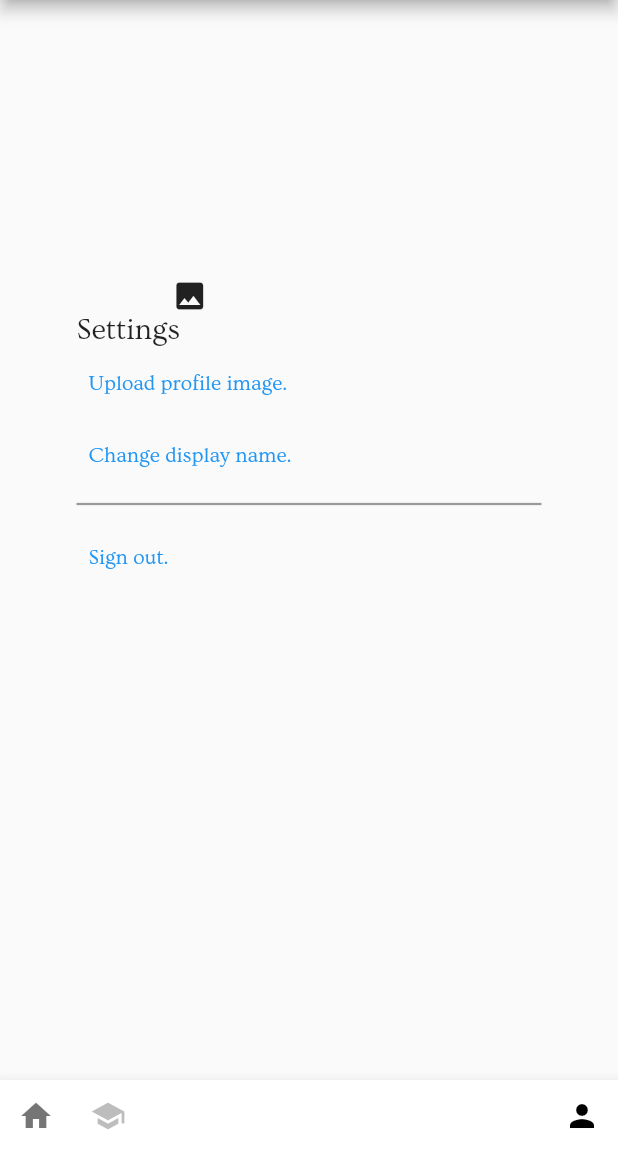
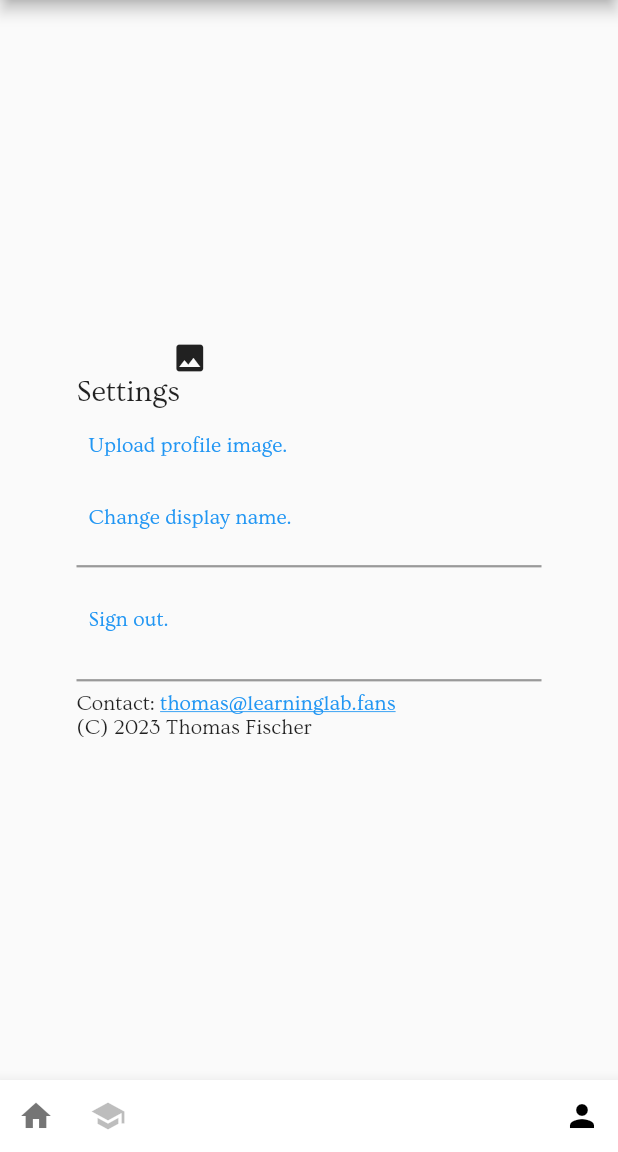
Before and after one commit to thomasfischersm/social_learning, a Flutter app: the ProfilePage screen opened by its route, on a phone screen of 412 x 824 dp, the part 84-1236 px from its top. Run offline on Flutter 3.47's test engine with Material 2 defaults, Android fonts, the phone set to English and light mode, and no system bars; our stand-ins replace cloud_firestore, firebase_analytics, firebase_auth, firebase_core, firebase_storage, image_picker and 1 more; missing offline and left inert: dart:html, firebase_ui_auth; accounts and stored records are empty; generated files the repository leaves out were written again; network calls fail.

Commit message:
Added copyright and contact.

```diff
--- a/lib/ui_foundation/custom_ui_constants.dart
+++ b/lib/ui_foundation/custom_ui_constants.dart
@@ -1,4 +1,7 @@
+import 'package:flutter/gestures.dart';
 import 'package:flutter/material.dart';
+import 'package:social_learning/ui_foundation/custom_text_styles.dart';
+import 'package:url_launcher/url_launcher.dart';
 
 class CustomUiConstants {
   static EdgeInsets getScreenPadding(BuildContext context) =>
@@ -14,4 +17,27 @@ class CustomUiConstants {
 
   static Padding getRichTextPadding(RichText text) =>
       Padding(padding: const EdgeInsets.only(bottom: 8), child: text);
+
+  static Widget getGeneralFooter(BuildContext context,
+      {bool withDivider = true}) {
+    return Column(
+      crossAxisAlignment: CrossAxisAlignment.start,
+      children: [
+        if (withDivider)
+          Padding(padding: const EdgeInsets.only(top: 8), child: getDivider()),
+        RichText(
+            text: TextSpan(children: [
+          TextSpan(text: 'Contact: ', style: CustomTextStyles.getBody(context)),
+          TextSpan(
+              text: 'thomas@learninglab.fans',
+              style: CustomTextStyles.getLink(context),
+              recognizer: TapGestureRecognizer()
+                ..onTap = () {
+                  launchUrl(Uri.parse('mailto:thomas@learninglab.fans'));
+                }),
+        ])),
+        const Text('(C) 2023 Thomas Fischer'),
+      ],
+    );
+  }
 }
--- a/lib/ui_foundation/home_page.dart
+++ b/lib/ui_foundation/home_page.dart
@@ -67,7 +67,7 @@ class HomePageState extends State<HomePage> {
                       style: CustomTextStyles.headline,
                     )),
                     _generateCourseList(context),
-                    const Text('(C) 2023 Thomas Fischer')
+                    CustomUiConstants.getGeneralFooter(context, withDivider: false)
                   ],
                 )))));
   }
--- a/lib/ui_foundation/lesson_detail_page.dart
+++ b/lib/ui_foundation/lesson_detail_page.dart
@@ -116,7 +116,8 @@ class LessonDetailState extends State<LessonDetailPage> {
                                 ],
                               ),
                               CustomUiConstants.getDivider(),
-                              _generateInstructionText(lesson, context)
+                              _generateInstructionText(lesson, context),
+                              CustomUiConstants.getGeneralFooter(context)
                             ],
                           ))))));
             }
--- a/lib/ui_foundation/level_detail_page.dart
+++ b/lib/ui_foundation/level_detail_page.dart
@@ -100,6 +100,7 @@ class LevelDetailState extends State<LevelDetailPage> {
                               'P = Practiced lesson, T = Taught lesson',
                               style: CustomTextStyles.getBody(context),
                             )),
+                            CustomUiConstants.getGeneralFooter(context)
                           ],
                         ));
                       }))),
--- a/lib/ui_foundation/level_list_page.dart
+++ b/lib/ui_foundation/level_list_page.dart
@@ -74,6 +74,7 @@ class LevelListState extends State<LevelListPage> {
                               'Lessons taught: ${studentState.getTeachCount()}',
                               style: CustomTextStyles.getBody(context),
                             ),
+                            CustomUiConstants.getGeneralFooter(context)
                           ],
                         ));
                       }))),
--- a/lib/ui_foundation/profile_page.dart
+++ b/lib/ui_foundation/profile_page.dart
@@ -39,7 +39,8 @@ class ProfilePageState extends State<ProfilePage> {
               constraints: const BoxConstraints(maxWidth: 310, maxHeight: 350),
               child: Consumer<ApplicationState>(
                   builder: (context, applicationState, child) {
-                return Column(
+                return SingleChildScrollView(
+                    child: Column(
                   crossAxisAlignment: CrossAxisAlignment.start,
                   children: [
                     Row(
@@ -83,8 +84,9 @@ class ProfilePageState extends State<ProfilePage> {
                         onPressed: () => Navigator.pushNamed(
                             context, NavigationEnum.signOut.route),
                         child: const Text("Sign out.")),
+                    CustomUiConstants.getGeneralFooter(context)
                   ],
-                );
+                ));
               }))),
     );
   }
```
